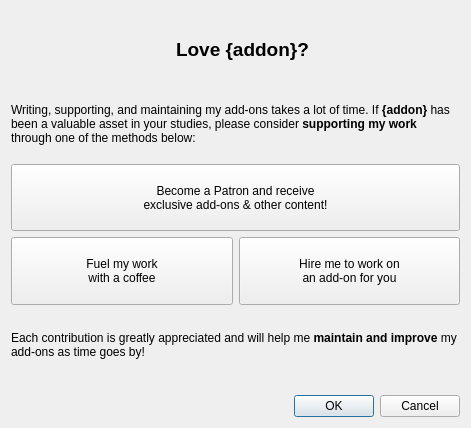
The window that designer/contrib.ui (glutanimate/review-heatmap) describes before a commit, drawn with Qt 5.
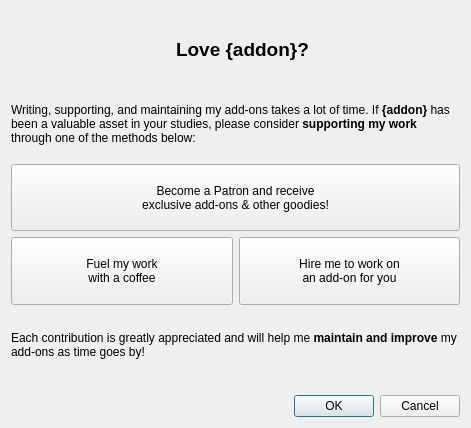
The same window after the commit. Icons and pictures are not drawn.

What changed in the file:
```diff
--- a/designer/contrib.ui
+++ b/designer/contrib.ui
@@ -110,7 +110,7 @@
        </property>
        <property name="text">
         <string>Become a Patron and receive 
-exclusive add-ons &amp;&amp; other content!</string>
+exclusive add-ons &amp;&amp; other goodies!</string>
        </property>
        <property name="icon">
         <iconset resource="icons.qrc">
```
